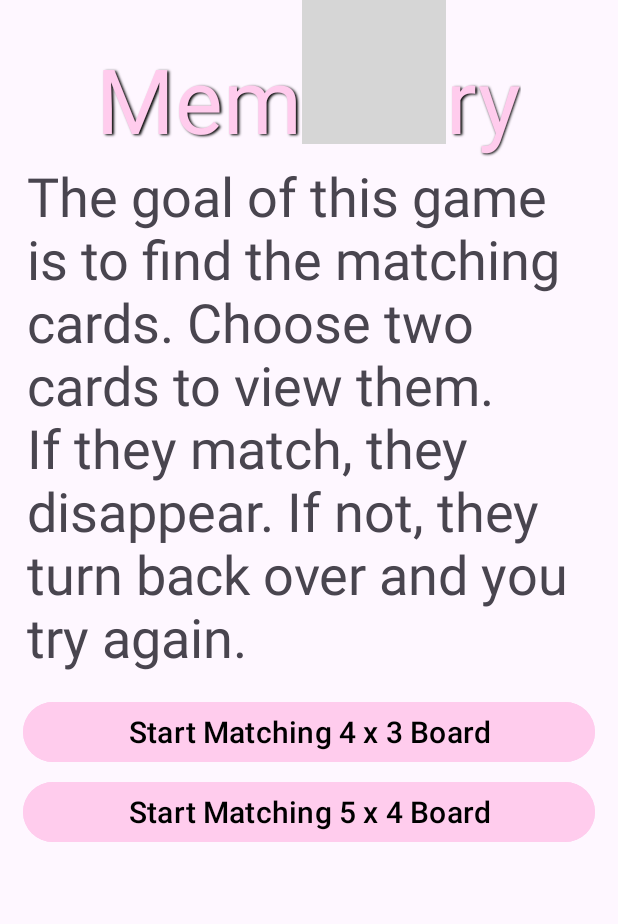
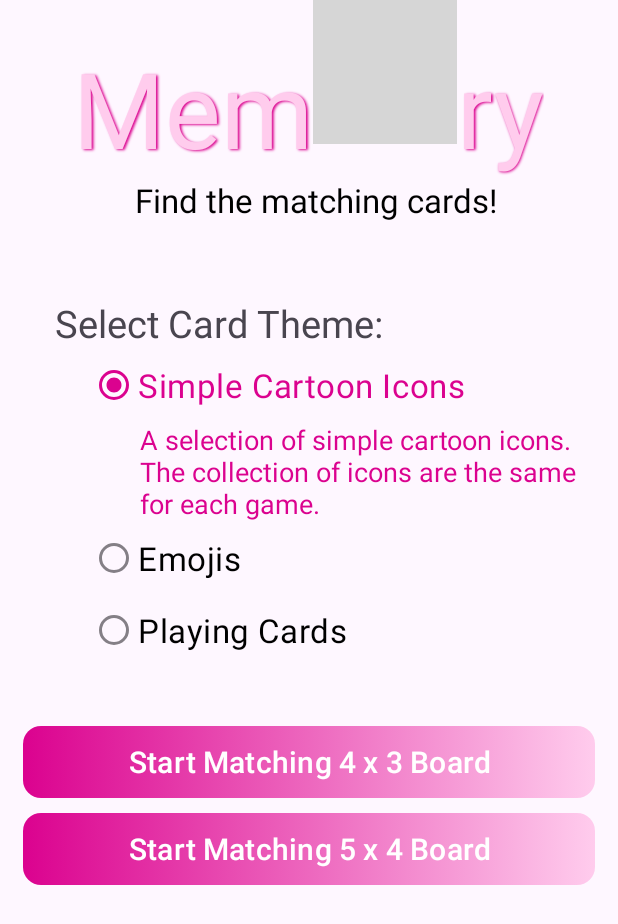
Before and after one commit to miriamjhanna/Memory, an Android app: the screen it shows after launch (MainActivity), on a phone screen of 412 x 824 dp. Shown: the top 924 px of the screen. Run offline under Robolectric (Android 15) with nearby library versions, the phone set to English and light mode, and no system bars; grey boxes are pictures that could not be loaded.

Commit message:
Updated activity_main.xml

```diff
--- a/Project1mhanna22/app/src/main/java/com/example/project1_mhanna22/MainActivity.java
+++ b/Project1mhanna22/app/src/main/java/com/example/project1_mhanna22/MainActivity.java
@@ -1,8 +1,12 @@
 package com.example.project1_mhanna22;
 
 import android.content.Intent;
+import android.content.res.ColorStateList;
 import android.os.Bundle;
 import android.view.View;
+import android.widget.RadioButton;
+import android.widget.RadioGroup;
+import android.widget.TextView;
 
 import androidx.activity.EdgeToEdge;
 import androidx.appcompat.app.AppCompatActivity;
@@ -12,25 +16,75 @@ import androidx.core.view.WindowInsetsCompat;
 
 public class MainActivity extends AppCompatActivity {
 
+    // keeps the current theme choice; default = simple cartoon
+    private String selectedTheme = "simple";
+
     @Override
     protected void onCreate(Bundle savedInstanceState) {
         super.onCreate(savedInstanceState);
         EdgeToEdge.enable(this);
         setContentView(R.layout.activity_main);
         ViewCompat.setOnApplyWindowInsetsListener(findViewById(R.id.main), (v, insets) -> {
-            Insets systemBars = insets.getInsets(WindowInsetsCompat.Type.systemBars());
-            v.setPadding(systemBars.left, systemBars.top, systemBars.right, systemBars.bottom);
+            Insets bars = insets.getInsets(WindowInsetsCompat.Type.systemBars());
+            v.setPadding(bars.left, bars.top, bars.right, bars.bottom);
             return insets;
         });
+
+        /* ---------- set up RADIO-GROUP logic ---------- */
+        RadioGroup grp = findViewById(R.id.radio_card_theme);
+        RadioButton rbSimple  = findViewById(R.id.radio_simple_cartoon);
+        RadioButton rbEmojis  = findViewById(R.id.radio_emojis);
+        RadioButton rbCards   = findViewById(R.id.radio_playing_cards);
+
+        TextView descSimple   = findViewById(R.id.desc_simple);
+        TextView descEmojis   = findViewById(R.id.desc_emojis);
+        TextView descPlaying  = findViewById(R.id.desc_playing);
+
+        // tint that matches the spec colour
+        ColorStateList magentaTint = ColorStateList.valueOf(getColor(R.color.magenta));
+
+        grp.setOnCheckedChangeListener((group, checkedId) -> {
+            // reset all descriptions
+            descSimple.setVisibility(View.GONE);
+            descEmojis.setVisibility(View.GONE);
+            descPlaying.setVisibility(View.GONE);
+
+            if (checkedId == R.id.radio_simple_cartoon) {
+                selectedTheme = "simple";
+                descSimple.setVisibility(View.VISIBLE);
+            } else if (checkedId == R.id.radio_emojis) {
+                selectedTheme = "emoji";
+                descEmojis.setVisibility(View.VISIBLE);
+            } else if (checkedId == R.id.radio_playing_cards) {
+                selectedTheme = "playing";
+                descPlaying.setVisibility(View.VISIBLE);
+            }
+
+            // colour the chosen radio button & label
+            for (int i = 0; i < group.getChildCount(); i++) {
+                View child = group.getChildAt(i);
+                if (child instanceof RadioButton) {
+                    RadioButton rb = (RadioButton) child;
+                    rb.setTextColor(rb.getId() == checkedId ? getColor(R.color.magenta)
+                            : getColor(R.color.black));
+                    rb.setButtonTintList(rb.getId() == checkedId ? magentaTint : null);
+                }
+            }
+        });
+
+        // pre-select the first option so UI is consistent
+        rbSimple.setChecked(true);
     }
 
-    public void onButtonClick(View view){
-        if(view.getId() == R.id.board4x3Button){
-            Intent intent = new Intent(this, match4x3.class);
-            startActivity(intent);
-        } else if (view.getId() == R.id.board5x4Button) {
-            Intent intent = new Intent(this, match5x4.class);
-            startActivity(intent);
+    /* ---------- BOARD BUTTON callback ---------- */
+    public void onButtonClick(View view) {
+        Intent intent;
+        if (view.getId() == R.id.board4x3Button) {
+            intent = new Intent(this, match4x3.class);
+        } else { // R.id.board5x4Button
+            intent = new Intent(this, match5x4.class);
         }
+        intent.putExtra("theme", selectedTheme);
+        startActivity(intent);
     }
 }
--- /dev/null
+++ b/Project1mhanna22/app/src/main/res/drawable/btn_gradient_normal.xml
@@ -0,0 +1,9 @@
+<?xml version="1.0" encoding="utf-8"?>
+<shape xmlns:android="http://schemas.android.com/apk/res/android"
+    android:shape="rectangle">
+    <corners android:radius="12dp"/>
+    <gradient
+        android:startColor="@color/magenta"
+        android:endColor="@color/pink"
+        android:angle="0"/>
+</shape>
--- /dev/null
+++ b/Project1mhanna22/app/src/main/res/drawable/btn_gradient_pressed.xml
@@ -0,0 +1,9 @@
+<?xml version="1.0" encoding="utf-8"?>
+<shape xmlns:android="http://schemas.android.com/apk/res/android"
+    android:shape="rectangle">
+    <corners android:radius="12dp"/>
+    <gradient
+        android:startColor="@color/pink"
+        android:endColor="@color/magenta"
+        android:angle="0"/>
+</shape>
--- /dev/null
+++ b/Project1mhanna22/app/src/main/res/drawable/btn_gradient_selector.xml
@@ -0,0 +1,6 @@
+<?xml version="1.0" encoding="utf-8"?>
+<selector xmlns:android="http://schemas.android.com/apk/res/android">
+    <item android:state_pressed="true"
+        android:drawable="@drawable/btn_gradient_pressed"/>
+    <item android:drawable="@drawable/btn_gradient_normal"/>
+</selector>
--- a/Project1mhanna22/app/src/main/res/layout/activity_main.xml
+++ b/Project1mhanna22/app/src/main/res/layout/activity_main.xml
@@ -25,10 +25,10 @@
                 android:layout_width="wrap_content"
                 android:layout_height="wrap_content"
                 android:text="Mem"
-                android:textSize="60sp"
+                android:textSize="70sp"
                 android:layout_marginTop="25dp"
                 android:textColor="#FFCCED"
-                android:shadowColor="#000000"
+                android:shadowColor="#DB028F"
                 android:shadowDx="1.5"
                 android:shadowDy="1.3"
                 android:shadowRadius="1.6"
@@ -44,10 +44,10 @@
                 android:layout_width="wrap_content"
                 android:layout_height="wrap_content"
                 android:text="ry"
-                android:textSize="60sp"
+                android:textSize="70sp"
                 android:layout_marginTop="25dp"
                 android:textColor="#FFCCED"
-                android:shadowColor="#000000"
+                android:shadowColor="#DB028F"
                 android:shadowDx="1.5"
                 android:shadowDy="1.3"
                 android:shadowRadius="1.6">
@@ -57,37 +57,111 @@
             android:layout_width="wrap_content"
             android:layout_height="wrap_content"
             android:text="@string/intro_text"
-            android:textSize="36sp"
+            android:textSize="22sp"
             android:layout_marginEnd="10dp"
-            android:layout_marginStart="15dp">
+            android:layout_marginStart="15dp"
+            android:textColor="#000000">
         </TextView>
-        <Button
+        <TextView
+            android:layout_width="wrap_content"
+            android:layout_height="wrap_content"
+            android:text="Select Card Theme:"
+            android:layout_marginEnd="60dp"
+            android:textSize="25sp"
+            android:layout_marginTop="50dp">
+        </TextView>
+        <RadioGroup
+            android:id="@+id/radio_card_theme"
+            android:layout_width="wrap_content"
+            android:layout_height="wrap_content"
+            android:layout_marginStart="50dp"
+            android:layout_marginEnd="30dp">
+
+            <RadioButton
+                android:id="@+id/radio_simple_cartoon"
+                android:text="Simple Cartoon Icons"
+                android:textSize="22sp"
+                android:layout_width="wrap_content"
+                android:layout_height="wrap_content"/>
+
+            <TextView
+                android:id="@+id/desc_simple"
+                android:layout_width="wrap_content"
+                android:layout_height="wrap_content"
+                android:text="A selection of simple cartoon icons. The collection of icons are the same for each game."
+                android:textColor="@color/magenta"
+                android:textSize="18sp"
+                android:layout_marginStart="33dp"
+                android:visibility="gone"/>
+
+            <RadioButton
+                android:id="@+id/radio_emojis"
+                android:text="Emojis"
+                android:textSize="22sp"
+                android:layout_width="wrap_content"
+                android:layout_height="wrap_content"/>
+
+            <TextView
+                android:id="@+id/desc_emojis"
+                android:layout_width="wrap_content"
+                android:layout_height="wrap_content"
+                android:text="A random selection of the emojis on your phone. The emojis change each game."
+                android:textColor="@color/magenta"
+                android:textSize="18sp"
+                android:layout_marginStart="33dp"
+                android:visibility="gone"/>
+
+            <RadioButton
+                android:id="@+id/radio_playing_cards"
+                android:text="Playing Cards"
+                android:textSize="22sp"
+                android:layout_width="wrap_content"
+                android:layout_height="wrap_content"/>
+
+            <TextView
+                android:id="@+id/desc_playing"
+                android:layout_width="wrap_content"
+                android:layout_height="wrap_content"
+                android:text="A random selection from a 52-card standard deck. The selected cards change each game."
+                android:textColor="@color/magenta"
+                android:textSize="18sp"
+                android:layout_marginStart="33dp"
+                android:visibility="gone"/>
+        </RadioGroup>
+
+        <com.google.android.material.button.MaterialButton
+            android:id="@+id/board4x3Button"
+            style="?attr/materialButtonOutlinedStyle"
             android:layout_width="match_parent"
             android:layout_height="wrap_content"
-            android:layout_marginTop="15dp"
             android:text="@string/start_matching4x3"
+            android:layout_marginTop="40dp"
             android:textSize="20sp"
-            android:id="@+id/board4x3Button"
-            android:onClick="onButtonClick"
+            android:background="@drawable/btn_gradient_selector"
+            android:textColor="@color/white"
+            app:backgroundTint="@null"
             android:layout_marginEnd="15dp"
             android:layout_marginStart="15dp"
-            android:backgroundTint="#FFCCED"
-            android:textColor="#000000">
-        </Button>
-        <Button
+            android:onClick="onButtonClick"
+            android:insetBottom="0dp" android:insetTop="0dp"
+            android:insetLeft="0dp" android:insetRight="0dp"/>
+
+        <com.google.android.material.button.MaterialButton
+            android:id="@+id/board5x4Button"
+            style="?attr/materialButtonOutlinedStyle"
             android:layout_width="match_parent"
             android:layout_height="wrap_content"
-            android:layout_marginTop="5dp"
             android:text="@string/start_matching5x4"
+            android:layout_marginTop="10dp"
             android:textSize="20sp"
-            android:id="@+id/board5x4Button"
-            android:onClick="onButtonClick"
+            android:background="@drawable/btn_gradient_selector"
+            android:textColor="@color/white"
+            app:backgroundTint="@null"
             android:layout_marginEnd="15dp"
             android:layout_marginStart="15dp"
-            android:backgroundTint="#FFCCED"
-            android:textColor="#000000"
-            >
-        </Button>
+            android:onClick="onButtonClick"
+            android:insetBottom="0dp" android:insetTop="0dp"
+            android:insetLeft="0dp" android:insetRight="0dp"/>
     </LinearLayout>
 </LinearLayout>
 </ScrollView>
--- a/Project1mhanna22/app/src/main/res/values/colors.xml
+++ b/Project1mhanna22/app/src/main/res/values/colors.xml
@@ -1,5 +1,10 @@
 <?xml version="1.0" encoding="utf-8"?>
 <resources>
+    <!-- existing -->
     <color name="black">#FF000000</color>
     <color name="white">#FFFFFFFF</color>
+
+    <!-- new brand colours -->
+    <color name="magenta">#DB028F</color>
+    <color name="pink">#FFCCED</color>
 </resources>
--- a/Project1mhanna22/app/src/main/res/values/strings.xml
+++ b/Project1mhanna22/app/src/main/res/values/strings.xml
@@ -1,6 +1,6 @@
 <resources>
     <string name="app_name">Memory</string>
-    <string name="intro_text">The goal of this game is to find the matching cards. Choose two cards to view them. If they match, they disappear. If not, they turn back over and you try again.</string>
+    <string name="intro_text">Find the matching cards!</string>
     <string name="start_matching4x3">Start Matching 4 x 3 Board</string>
     <string name="start_matching5x4">Start Matching 5 x 4 Board</string>
     <string name="number_of_misses4x3">Number of Misses =</string>
```
